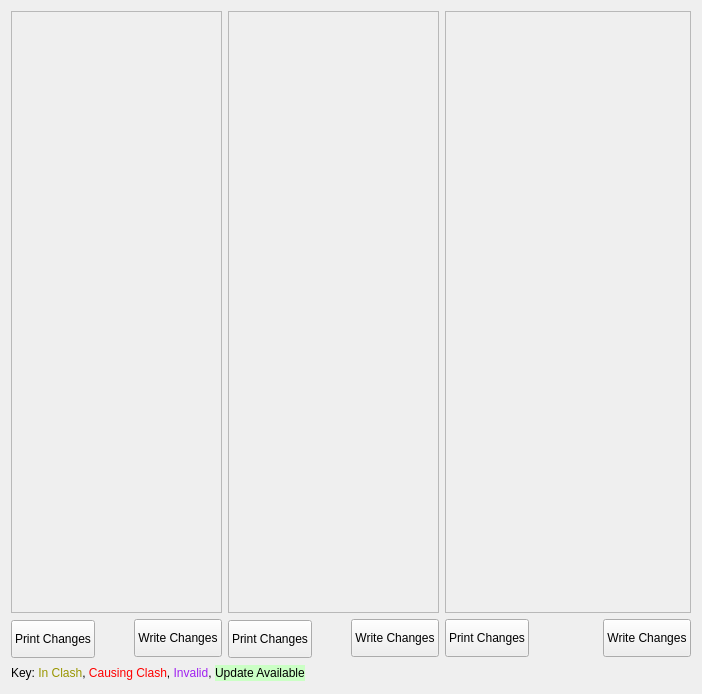
The window that src/dls_dependency_tree/dependency_checker.ui (DiamondLightSource/dls-dependency-tree) describes before a commit, drawn with Qt 5.
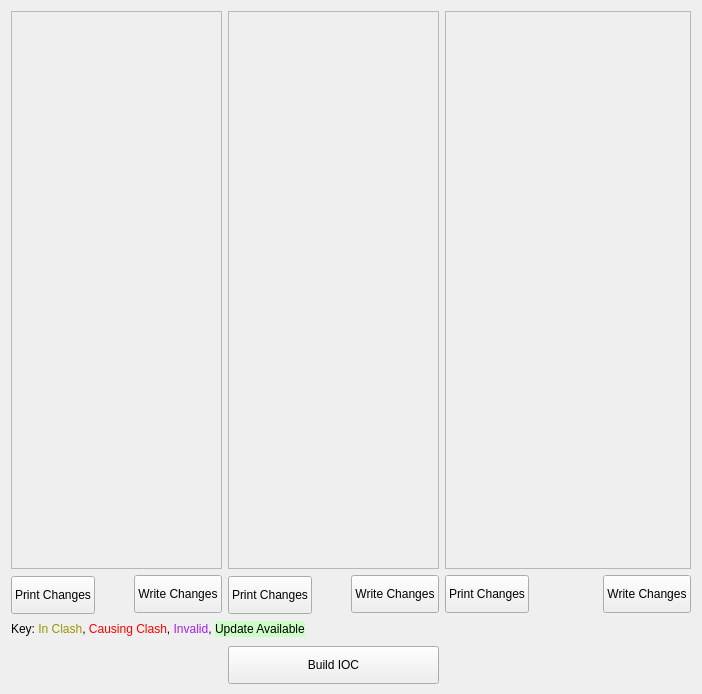
The same window after the commit.

Commit message: add build IOC button to re-make IOC with applied dependency changes (only when release file in proper bl builder path)

```diff
--- a/src/dls_dependency_tree/dependency_checker.ui
+++ b/src/dls_dependency_tree/dependency_checker.ui
@@ -15,6 +15,25 @@
   </property>
   <widget class="QWidget" name="widget">
    <layout class="QGridLayout" name="gridLayout">
+      <item row="2" column="1">
+       <widget class="QPushButton" name="buildIoc">
+        <property name="maximumSize">
+         <size>
+          <width>32767</width>
+          <height>36</height>
+         </size>
+        </property>
+        <property name="minimumSize">
+         <size>
+          <width>0</width>
+          <height>38</height>
+         </size>
+        </property>
+        <property name="text">
+         <string>Build IOC</string>
+        </property>
+       </widget>
+      </item>
     <item row="0" column="0">
      <layout class="QGridLayout" name="_2">
       <item row="1" column="2">
```
The commit also changes 2 other files.
